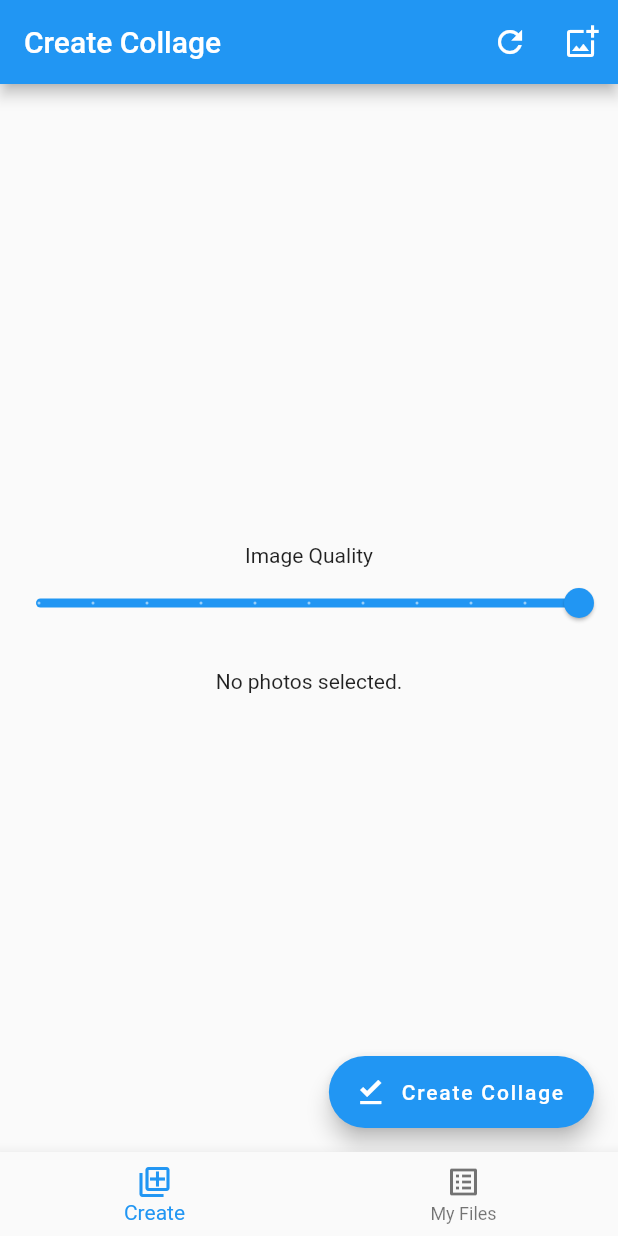
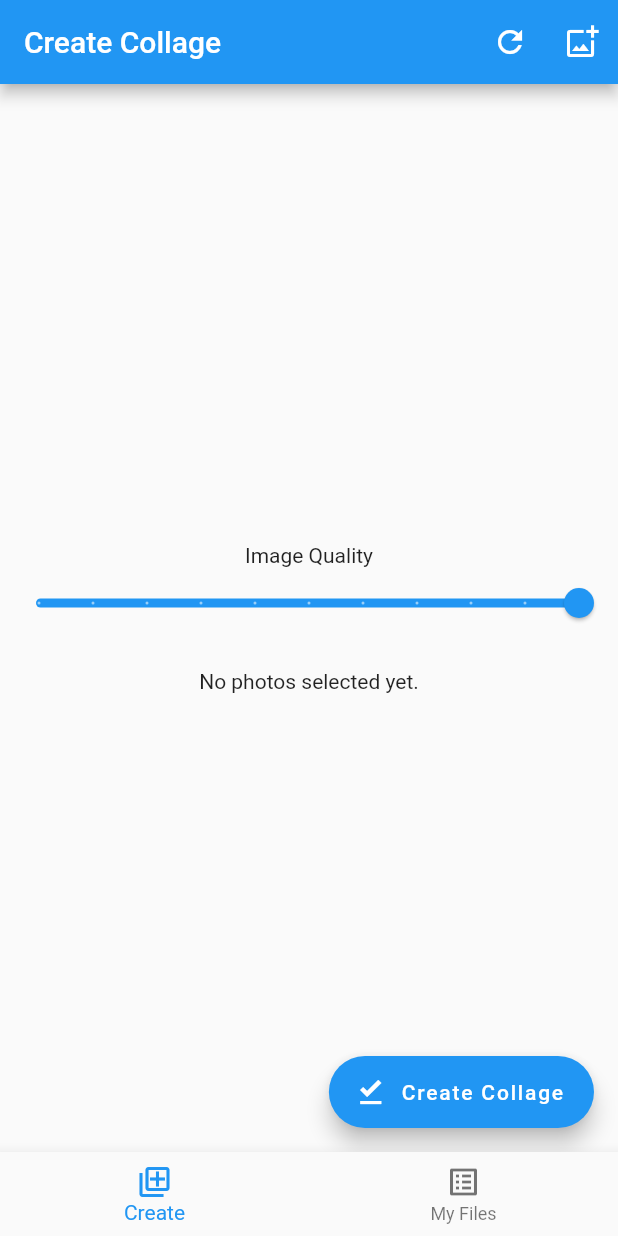
Before and after one commit to alitann/image_picker, a Flutter app: the screen it shows after launch, on a phone screen of 412 x 824 dp. Run offline on Flutter 3.47's test engine with Material 2 defaults, Android fonts, the phone set to English and light mode, and no system bars; our stand-ins replace equatable, flutter_bloc, image_picker, pdf, reorderable_grid_view, share_plus; missing offline and left inert: pdf_viewer_plugin.

Commit message:
screenshots have been added

```diff
--- a/lib/constants/application_constants.dart
+++ b/lib/constants/application_constants.dart
@@ -5,7 +5,7 @@ class ApplicationConstants {
   static const String createCollage = 'Create Collage';
   static const String showPdfFile = 'Show Pdf File(s)';
   static const String newCollage = 'New Collage';
-  static const String noSelectedPhotos = 'No photos selected.';
+  static const String noSelectedPhotos = 'No photos selected yet.';
   static const String camera = 'Camera';
   static const String gallery = 'Gallery';
   static const String collageList = 'Collage List';
```
Also changed, not shown: 12 other files.
